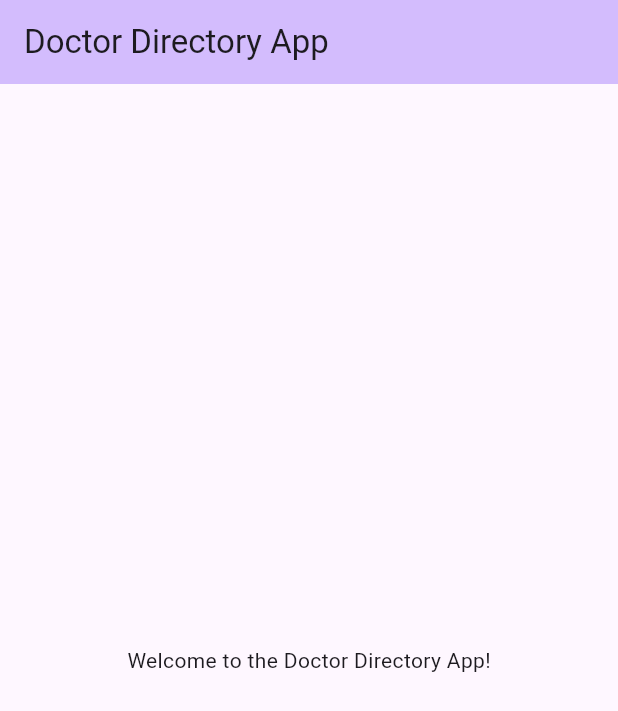
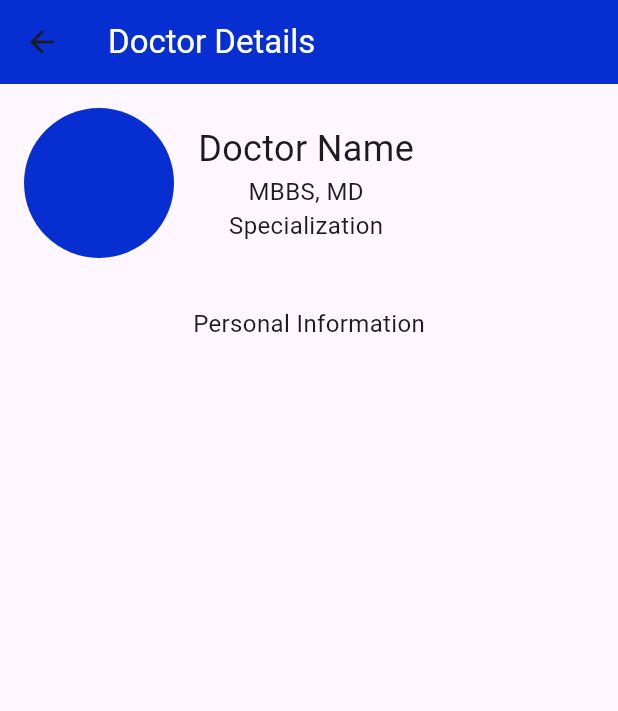
Before and after one commit to NileshUndeTest/doctor-directory-app, a Flutter app: the screen it shows after launch, on a phone screen of 412 x 824 dp. Shown: the top 711 px of the screen. Run offline on Flutter 3.47's test engine with Material 3 defaults, Android fonts, the light colour scheme and no system bars.

Commit message:
Updated doctor details page

```diff
--- a/lib/main.dart
+++ b/lib/main.dart
@@ -1,5 +1,5 @@
 import 'package:flutter/material.dart';
-
+import 'package:doctor_directory_app/view/doctor_details.dart';
 void main() {
   runApp(const MyApp());
 }
@@ -10,9 +10,10 @@ class MyApp extends StatelessWidget {
   @override
   Widget build(BuildContext context) {
     return MaterialApp(
+      debugShowCheckedModeBanner: false,
       title: 'Doctor Directory App',
       theme: ThemeData(colorScheme: .fromSeed(seedColor: Colors.deepPurple)),
-      home: const MyHomePage(title: 'Doctor Directory App'),
+      home: Details(),
     );
   }
 }
--- a/lib/view/doctor_details.dart
+++ b/lib/view/doctor_details.dart
@@ -1,22 +1,69 @@
 import 'package:flutter/material.dart';
 
-class Profile extends StatefulWidget {
-  const Profile({super.key});
+class Details extends StatefulWidget {
+  const Details({super.key});
 
   @override
-  State<Profile> createState() => _ProfileState();
+  State<Details> createState() => _DetailsState();
 }
 
-class _ProfileState extends State<Profile> {
+class _DetailsState extends State<Details> {
   @override
   Widget build(BuildContext context) {
     return Scaffold(
-      body: Center(
-        child: Text(
-          'Doctor Details',
-          style: TextStyle(fontSize: 24),
+
+      appBar: AppBar(
+        backgroundColor:Color.fromARGB(255, 6, 46, 208),
+        leading: IconButton(
+          icon: const Icon(Icons.arrow_back),
+          onPressed: () {
+            Navigator.pop(context);
+          },
         ),
-      )
+        title: const Text('Doctor Details', style: TextStyle(color: Colors.white)),
+
+      ),
+      body: Column(
+        children: [
+          Row(
+            children: [
+              Container(
+                width: 100,
+                height: 100,
+                margin: const EdgeInsets.all(16),
+                decoration: BoxDecoration(
+                  shape: BoxShape.circle,
+                  color: Color.fromARGB(255, 6, 46, 208),
+                ),
+              ),
+              Column(
+                children: [
+                  Text(
+                    'Doctor Name',
+                    style: TextStyle(fontSize: 24),
+                  ),
+                  Text(
+                    'MBBS, MD',
+                    style: TextStyle(fontSize: 16),
+                  ),
+                  Text(
+                    'Specialization',
+                    style: TextStyle(fontSize: 16),
+                  ),
+                ],
+              ),
+            ],
+          ),
+          Container(
+            margin: const EdgeInsets.all(16),
+            child: Text(
+              'Personal Information',
+              style: TextStyle(fontSize: 16),
+            ),
+          ),
+
+        ],
+      ),
     );
   }
 }
```
Also changed, not shown: 12 other files.
